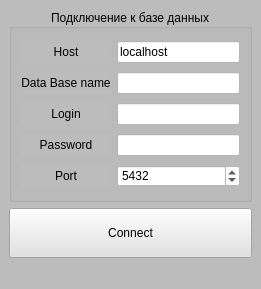
Qt form 03_new/HW-03_new/mainwindow.ui (ZeRg0912/Qt) before a commit.
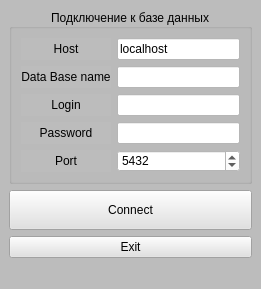
The same form after that commit.

Commit message: add second button 'exit'

What changed in the file:
```diff
--- a/03_new/HW-03_new/mainwindow.ui
+++ b/03_new/HW-03_new/mainwindow.ui
@@ -231,6 +231,17 @@
       </property>
      </widget>
     </item>
+    <item>
+     <widget class="QPushButton" name="pb_Exit">
+      <property name="styleSheet">
+       <string notr="true">background-color: rgb(225, 225, 225);
+color: rgb(0, 0, 0);</string>
+      </property>
+      <property name="text">
+       <string>Exit</string>
+      </property>
+     </widget>
+    </item>
    </layout>
   </widget>
   <widget class="QMenuBar" name="menubar">
```
Left out of the diff: 19 changed lines with no effect on the pictures.
